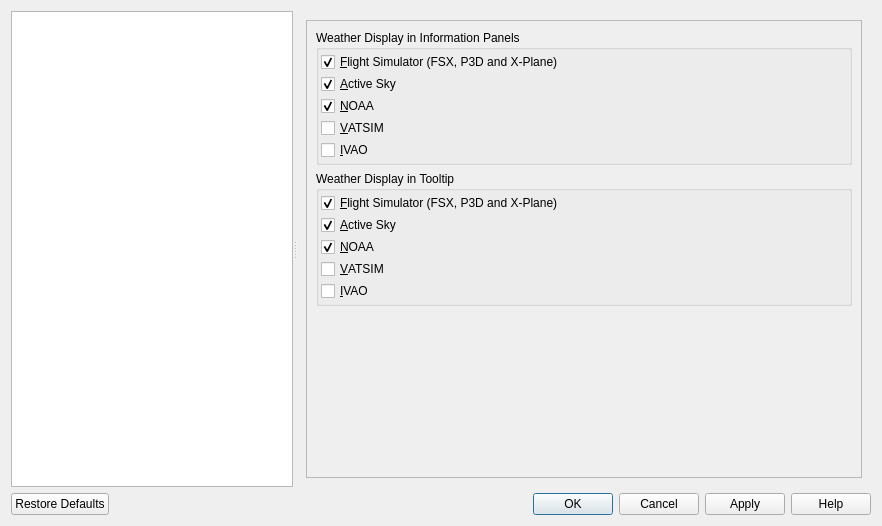
Above: src/options/options.ui from albar965/littlenavmap before the change. Below: the same form after it.
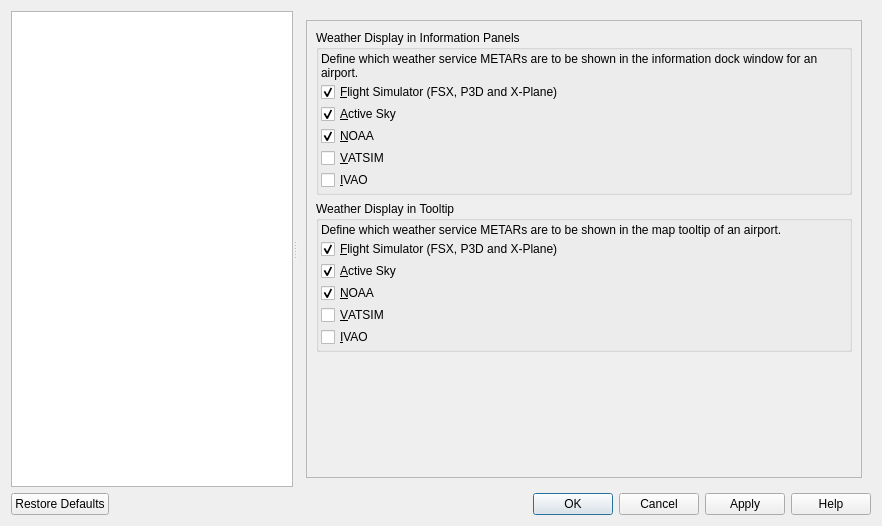
That is the form after the change. The open tabs and pages were chosen to show the change.

Commit message: Text updates for user interface. Completely revised German translation. Now showing tooltips in all tree dialog columns. Rearranged some menu items in menu map. Added create and close button in route description.

What changed in the file:
```diff
--- a/src/options/options.ui
+++ b/src/options/options.ui
@@ -5553,6 +5553,19 @@
                <property name="bottomMargin">
                 <number>2</number>
                </property>
+               <item>
+                <widget class="QLabel" name="label_7">
+                 <property name="text">
+                  <string>Define which weather service METARs are to be shown in the information dock window for an airport.</string>
+                 </property>
+                 <property name="wordWrap">
+                  <bool>true</bool>
+                 </property>
+                 <property name="textInteractionFlags">
+                  <set>Qt::LinksAccessibleByMouse|Qt::TextSelectableByMouse</set>
+                 </property>
+                </widget>
+               </item>
                <item>
                 <widget class="QCheckBox" name="checkBoxOptionsWeatherInfoFs">
                  <property name="toolTip">
@@ -5633,6 +5646,19 @@
                <property name="bottomMargin">
                 <number>2</number>
                </property>
+               <item>
+                <widget class="QLabel" name="label_10">
+                 <property name="text">
+                  <string>Define which weather service METARs are to be shown in the map tooltip of an airport.</string>
+                 </property>
+                 <property name="wordWrap">
+                  <bool>true</bool>
+                 </property>
+                 <property name="textInteractionFlags">
+                  <set>Qt::LinksAccessibleByMouse|Qt::TextSelectableByMouse</set>
+                 </property>
+                </widget>
+               </item>
                <item>
                 <widget class="QCheckBox" name="checkBoxOptionsWeatherTooltipFs">
                  <property name="toolTip">
```
Left out of the diff: 54 changed lines with no effect on the pictures. The commit also changes 11 other files.
